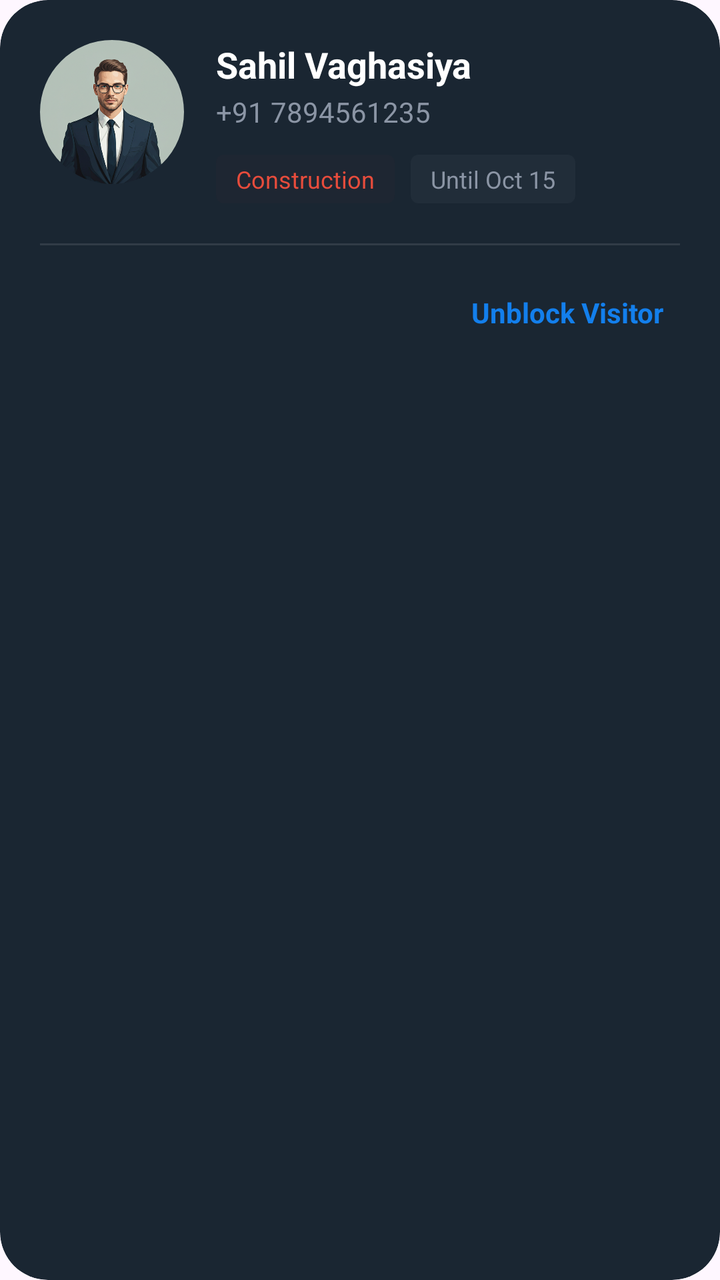
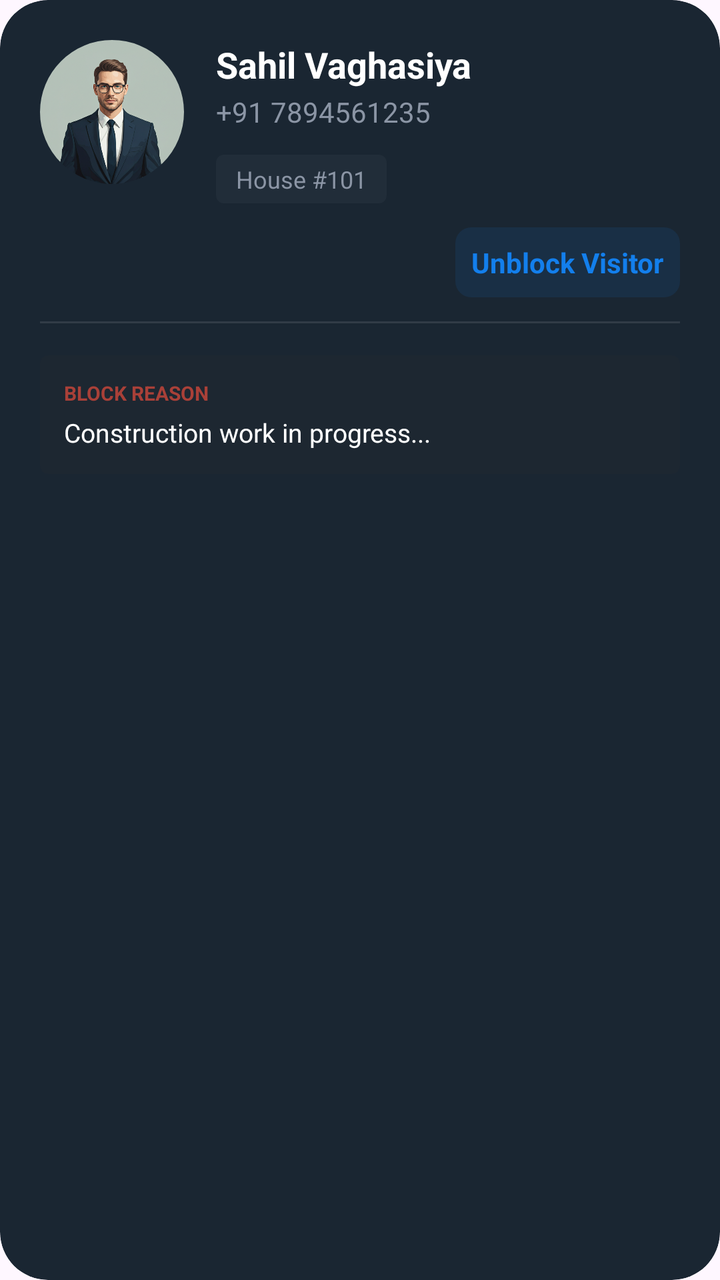

The first picture is an Android layout as it rendered before a commit; the second is the same layout after the commit. The layout source and the unified diff follow.
<!-- AndroidManifest.xml: application theme Theme.HouseVisitorManagementSystem -->
<!-- res/layout/item_blocked_visitor.xml -->
<?xml version="1.0" encoding="utf-8"?>
<com.google.android.material.card.MaterialCardView xmlns:android="http://schemas.android.com/apk/res/android"
    xmlns:app="http://schemas.android.com/apk/res-auto"
    android:layout_width="match_parent"
    android:layout_height="wrap_content"
    android:layout_marginBottom="16dp"
    app:cardBackgroundColor="#1A2632"
    app:cardCornerRadius="24dp"
    app:cardElevation="0dp"
    app:strokeWidth="0dp">

    <androidx.constraintlayout.widget.ConstraintLayout
        android:layout_width="match_parent"
        android:layout_height="wrap_content"
        android:padding="20dp">

        <FrameLayout
            android:id="@+id/avatarContainer"
            android:layout_width="72dp"
            android:layout_height="72dp"
            app:layout_constraintStart_toStartOf="parent"
            app:layout_constraintTop_toTopOf="parent">

            <com.google.android.material.imageview.ShapeableImageView
                android:id="@+id/visitorImage"
                android:layout_width="match_parent"
                android:layout_height="match_parent"
                android:scaleType="centerCrop"
                android:src="@drawable/person_image"
                app:shapeAppearanceOverlay="@style/CircleImage" />

            <View
                android:id="@+id/iconBg"
                android:layout_width="match_parent"
                android:layout_height="match_parent"
                android:background="@drawable/circle_dark_bg"
                android:visibility="gone" />

            <ImageView
                android:id="@+id/ivTypeIcon"
                android:layout_width="32dp"
                android:layout_height="32dp"
                android:layout_gravity="center"
                android:src="@drawable/ic_delivery"
                android:visibility="gone" />
        </FrameLayout>

        <TextView
            android:id="@+id/visitorName"
            android:layout_width="0dp"
            android:layout_height="wrap_content"
            android:layout_marginStart="16dp"
            android:text="Sahil Vaghasiya"
            android:textColor="@color/white"
            android:textSize="18sp"
            android:textStyle="bold"
            app:layout_constraintEnd_toEndOf="parent"
            app:layout_constraintStart_toEndOf="@id/avatarContainer"
            app:layout_constraintTop_toTopOf="@id/avatarContainer" />

        <TextView
            android:id="@+id/visitorMobile"
            android:layout_width="0dp"
            android:layout_height="wrap_content"
            android:layout_marginTop="2dp"
            android:text="+91 7894561235"
            android:textColor="@color/text_grey"
            android:textSize="14sp"
            app:layout_constraintEnd_toEndOf="parent"
            app:layout_constraintStart_toStartOf="@id/visitorName"
            app:layout_constraintTop_toBottomOf="@id/visitorName" />

        <LinearLayout
            android:id="@+id/tagContainer"
            android:layout_width="0dp"
            android:layout_height="wrap_content"
            android:layout_marginTop="12dp"
            android:orientation="horizontal"
            app:layout_constraintEnd_toEndOf="parent"
            app:layout_constraintStart_toStartOf="@id/visitorName"
            app:layout_constraintTop_toBottomOf="@id/visitorMobile">

            <TextView
                android:id="@+id/tvReason"
                android:layout_width="wrap_content"
                android:layout_height="wrap_content"
                android:background="@drawable/bg_badge_gray"
                android:backgroundTint="#33E74C3C"
                android:paddingHorizontal="10dp"
                android:paddingVertical="4dp"
                android:text="Construction"
                android:textColor="@color/red"
                android:textSize="12sp" />

            <TextView
                android:id="@+id/houseNo"
                android:layout_width="wrap_content"
                android:layout_height="wrap_content"
                android:layout_marginStart="8dp"
                android:background="@drawable/bg_badge_gray"
                android:drawablePadding="6dp"
                android:paddingHorizontal="10dp"
                android:paddingVertical="4dp"
                android:text="Until Oct 15"
                android:textColor="@color/text_grey"
                android:textSize="12sp"
                app:drawableTint="@color/text_grey" />
        </LinearLayout>

        <View
            android:id="@+id/divider"
            android:layout_width="match_parent"
            android:layout_height="1dp"
            android:layout_marginTop="20dp"
            android:background="#1AFFFFFF"
            app:layout_constraintTop_toBottomOf="@id/tagContainer" />

        <TextView
            android:id="@+id/btnAction"
            android:layout_width="wrap_content"
            android:layout_height="wrap_content"
            android:layout_marginTop="16dp"
            android:padding="8dp"
            android:text="Unblock Visitor"
            android:textColor="@color/bright_azure_blue"
            android:textSize="14sp"
            android:textStyle="bold"
            app:layout_constraintEnd_toEndOf="parent"
            app:layout_constraintTop_toBottomOf="@id/divider" />

    </androidx.constraintlayout.widget.ConstraintLayout>
</com.google.android.material.card.MaterialCardView>
<!-- resources referenced by this layout -->
<resources>
  <color name="bright_azure_blue">#137fec</color>
  <color name="red">#E74C3C</color>
  <color name="text_grey">#8B95A5</color>
  <color name="white">#FFFFFF</color>
  <!-- drawable bg_badge_gray (drawable) -->
  <?xml version="1.0" encoding="utf-8"?>
  <shape xmlns:android="http://schemas.android.com/apk/res/android" android:shape="rectangle">
      <solid android:color="#196C757D" />
      <corners android:radius="4dp" />
  </shape>
  <!-- drawable circle_dark_bg (drawable) -->
  <?xml version="1.0" encoding="utf-8"?>
  <shape xmlns:android="http://schemas.android.com/apk/res/android"
      android:shape="oval">
      <solid android:color="#1A2332" />
  </shape>
  <!-- drawable ic_delivery (drawable) -->
  <vector xmlns:android="http://schemas.android.com/apk/res/android"
      android:width="24dp"
      android:height="24dp"
      android:viewportWidth="24"
      android:viewportHeight="24">
      <path
          android:fillColor="#FFFFFF"
          android:pathData="M20,8h-3V4H3c-1.1,0 -2,0.9 -2,2v11h2c0,1.66 1.34,3 3,3s3,-1.34 3,-3h6c0,1.66 1.34,3 3,3s3,-1.34 3,-3h2v-5l-3,-4zM6,18.5c-0.83,0 -1.5,-0.67 -1.5,-1.5s0.67,-1.5 1.5,-1.5 1.5,0.67 1.5,1.5 -0.67,1.5 -1.5,1.5zM17,18.5c-0.83,0 -1.5,-0.67 -1.5,-1.5s0.67,-1.5 1.5,-1.5 1.5,0.67 1.5,1.5 -0.67,1.5 -1.5,1.5zM18,9.5l2,2.5H17V9.5h1z"/>
  </vector>
  <!-- drawable person_image: png bitmap (drawable, 263217 bytes) -->
  <style name="CircleImage">
          <item name="cornerSize">50%</item>
      </style>
  <style name="Theme.HouseVisitorManagementSystem" parent="Base.Theme.HouseVisitorManagementSystem" />
  <style name="Base.Theme.HouseVisitorManagementSystem" parent="Theme.Material3.DayNight.NoActionBar">
          
          
      </style>
</resources>

<!-- the commit's change to res/layout/item_blocked_visitor.xml (unified diff, before → after) -->
@@ -81,52 +81,70 @@
             app:layout_constraintTop_toBottomOf="@id/visitorMobile">
 
             <TextView
-                android:id="@+id/tvReason"
+                android:id="@+id/houseNo"
                 android:layout_width="wrap_content"
                 android:layout_height="wrap_content"
                 android:background="@drawable/bg_badge_gray"
-                android:backgroundTint="#33E74C3C"
                 android:paddingHorizontal="10dp"
                 android:paddingVertical="4dp"
-                android:text="Construction"
-                android:textColor="@color/red"
+                android:text="House #101"
+                android:textColor="@color/text_grey"
                 android:textSize="12sp" />
+        </LinearLayout>
 
-            <TextView
-                android:id="@+id/houseNo"
-                android:layout_width="wrap_content"
-                android:layout_height="wrap_content"
-                android:layout_marginStart="8dp"
-                android:background="@drawable/bg_badge_gray"
-                android:drawablePadding="6dp"
-                android:paddingHorizontal="10dp"
-                android:paddingVertical="4dp"
-                android:text="Until Oct 15"
-                android:textColor="@color/text_grey"
-                android:textSize="12sp"
-                app:drawableTint="@color/text_grey" />
-        </LinearLayout>
+        <TextView
+            android:id="@+id/btnAction"
+            android:layout_width="wrap_content"
+            android:layout_height="wrap_content"
+            android:layout_marginTop="12dp"
+            android:padding="8dp"
+            android:text="Unblock Visitor"
+            android:textColor="@color/bright_azure_blue"
+            android:textSize="14sp"
+            android:textStyle="bold"
+            android:background="@drawable/bg_badge_event"
+            app:layout_constraintEnd_toEndOf="parent"
+            app:layout_constraintTop_toBottomOf="@id/tagContainer" />
 
         <View
             android:id="@+id/divider"
             android:layout_width="match_parent"
             android:layout_height="1dp"
-            android:layout_marginTop="20dp"
+            android:layout_marginTop="12dp"
             android:background="#1AFFFFFF"
-            app:layout_constraintTop_toBottomOf="@id/tagContainer" />
+            app:layout_constraintTop_toBottomOf="@id/btnAction" />
 
-        <TextView
-            android:id="@+id/btnAction"
-            android:layout_width="wrap_content"
+        <LinearLayout
+            android:id="@+id/reasonContainer"
+            android:layout_width="0dp"
             android:layout_height="wrap_content"
             android:layout_marginTop="16dp"
-            android:padding="8dp"
-            android:text="Unblock Visitor"
-            android:textColor="@color/bright_azure_blue"
-            android:textSize="14sp"
-            android:textStyle="bold"
+            android:background="@drawable/bg_badge_gray"
+            android:backgroundTint="#1AE74C3C"
+            android:orientation="vertical"
+            android:padding="12dp"
             app:layout_constraintEnd_toEndOf="parent"
-            app:layout_constraintTop_toBottomOf="@id/divider" />
+            app:layout_constraintStart_toStartOf="parent"
+            app:layout_constraintTop_toBottomOf="@id/divider">
+
+            <TextView
+                android:layout_width="wrap_content"
+                android:layout_height="wrap_content"
+                android:alpha="0.7"
+                android:text="BLOCK REASON"
+                android:textColor="@color/red"
+                android:textSize="10sp"
+                android:textStyle="bold" />
+
+            <TextView
+                android:id="@+id/tvReason"
+                android:layout_width="match_parent"
+                android:layout_height="wrap_content"
+                android:layout_marginTop="4dp"
+                android:text="Construction work in progress..."
+                android:textColor="@color/white"
+                android:textSize="13sp" />
+        </LinearLayout>
 
     </androidx.constraintlayout.widget.ConstraintLayout>
 </com.google.android.material.card.MaterialCardView>
<!-- resource entries referenced after the edit -->
@@ -4,6 +4,12 @@
   <color name="red">#E74C3C</color>
   <color name="text_grey">#8B95A5</color>
   <color name="white">#FFFFFF</color>
+  <!-- drawable bg_badge_event (drawable) -->
+  <?xml version="1.0" encoding="utf-8"?>
+  <shape xmlns:android="http://schemas.android.com/apk/res/android">
+      <solid android:color="#1A137FEC" />
+      <corners android:radius="8dp" />
+  </shape>
   <!-- drawable bg_badge_gray (drawable) -->
   <?xml version="1.0" encoding="utf-8"?>
   <shape xmlns:android="http://schemas.android.com/apk/res/android" android:shape="rectangle">
